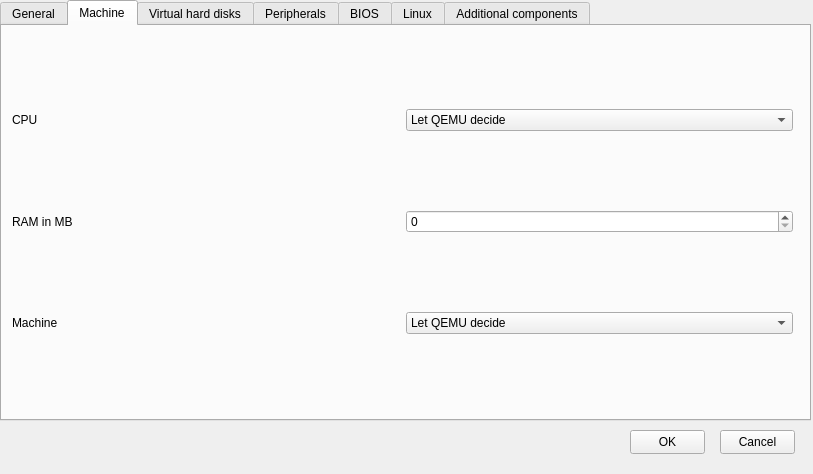
First picture: the form in ui/EditVM.ui, repository Tech-FZ/EmuGUI, before the edit.
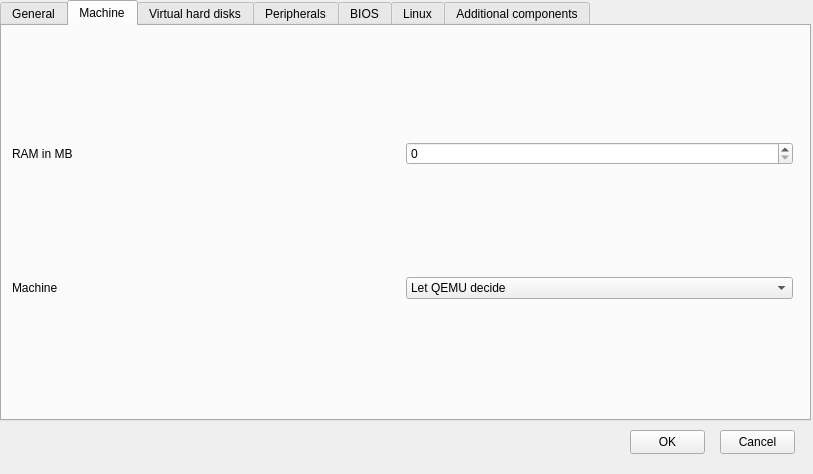
Second picture: the form after the edit. The open tabs and pages were chosen to show the change.

```diff
--- a/ui/EditVM.ui
+++ b/ui/EditVM.ui
@@ -1604,6 +1604,70 @@
        </layout>
       </widget>
      </widget>
+     <widget class="QWidget" name="page_6">
+      <widget class="QWidget" name="gridLayoutWidget_12">
+       <property name="geometry">
+        <rect>
+         <x>10</x>
+         <y>10</y>
+         <width>781</width>
+         <height>371</height>
+        </rect>
+       </property>
+       <layout class="QGridLayout" name="gridLayout_12">
+        <item row="0" column="0">
+         <widget class="QLabel" name="label_34">
+          <property name="text">
+           <string>RAM in MB</string>
+          </property>
+         </widget>
+        </item>
+        <item row="0" column="1">
+         <widget class="QSpinBox" name="spinBox_8">
+          <property name="maximum">
+           <number>32768</number>
+          </property>
+         </widget>
+        </item>
+        <item row="1" column="0">
+         <widget class="QLabel" name="label_35">
+          <property name="text">
+           <string>Machine</string>
+          </property>
+         </widget>
+        </item>
+        <item row="1" column="1">
+         <widget class="QComboBox" name="comboBox_21">
+          <item>
+           <property name="text">
+            <string>Let QEMU decide</string>
+           </property>
+          </item>
+          <item>
+           <property name="text">
+            <string>niagara</string>
+           </property>
+          </item>
+          <item>
+           <property name="text">
+            <string>sun4u</string>
+           </property>
+          </item>
+          <item>
+           <property name="text">
+            <string>sun4v</string>
+           </property>
+          </item>
+          <item>
+           <property name="text">
+            <string>none</string>
+           </property>
+          </item>
+         </widget>
+        </item>
+       </layout>
+      </widget>
+     </widget>
     </widget>
    </widget>
    <widget class="QWidget" name="tab_3">
```
Left out of the diff: 5 changed lines with no effect on the pictures.
